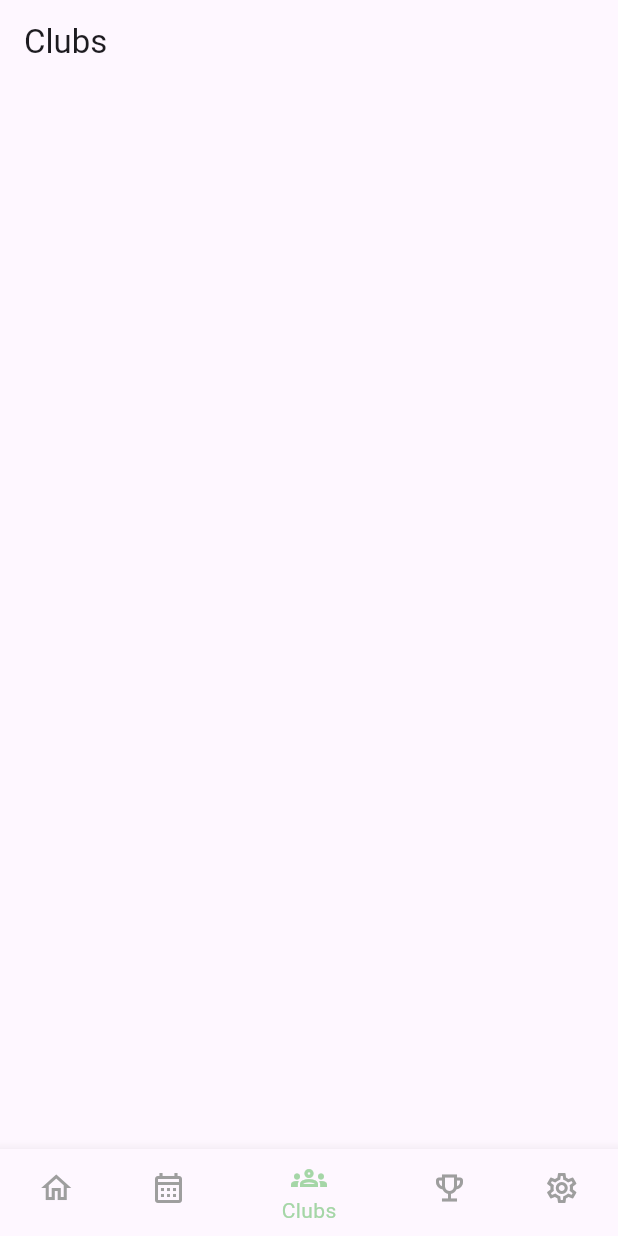
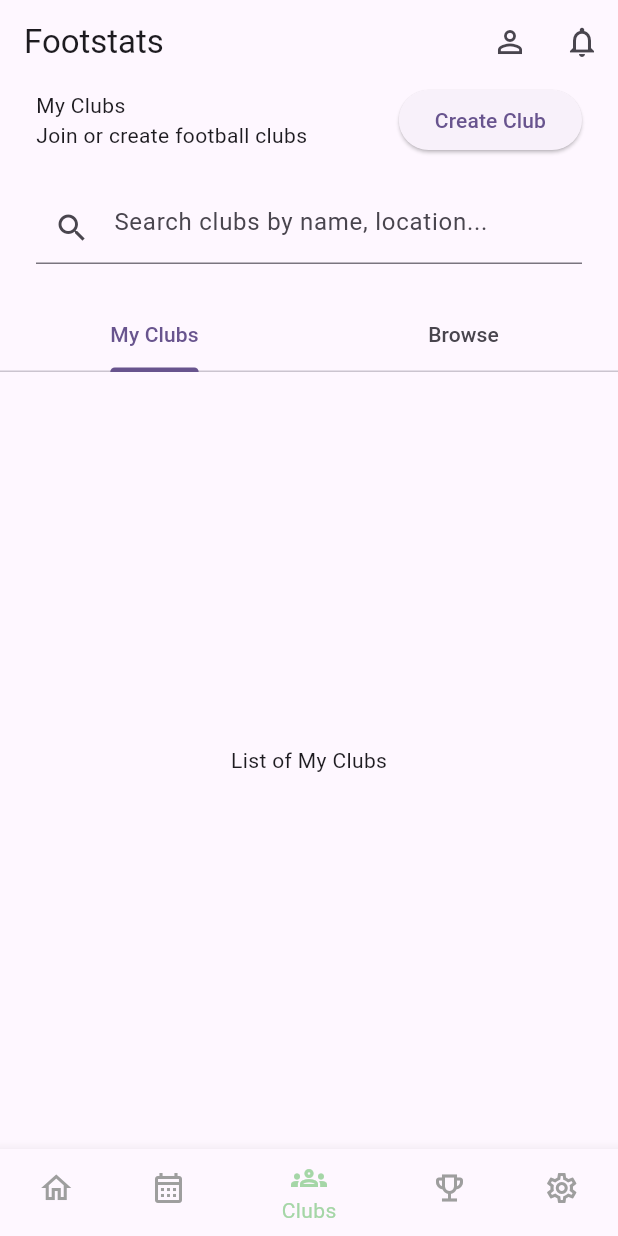
Before and after one commit to RakshakSigdel/Footstats, a Flutter app: the ClubsScreen screen opened by its route, on a phone screen of 412 x 824 dp. Run offline on Flutter 3.47's test engine with Material 3 defaults, Android fonts, the phone set to English and light mode, and no system bars; our stand-ins replace flutter_secure_storage, go_router; accounts and stored records are empty.

Commit message:
Flutter: Default Tab Controller used to switch between My clubs and browse clubs

```diff
--- /dev/null
+++ b/frontend_flutter/lib/presentation/pages/club/screens/browse_clubs_screen.dart
@@ -0,0 +1,10 @@
+import 'package:flutter/material.dart';
+
+class BrowseClubsScreen extends StatelessWidget {
+  const BrowseClubsScreen({super.key});
+
+  @override
+  Widget build(BuildContext context) {
+    return const Center(child: Text("List of browse clubs"));
+  }
+}
--- a/frontend_flutter/lib/presentation/pages/club/screens/clubs_screen.dart
+++ b/frontend_flutter/lib/presentation/pages/club/screens/clubs_screen.dart
@@ -1,10 +1,32 @@
 import 'package:flutter/material.dart';
+import 'package:frontend_flutter/core/widgets/app_top_bar.dart';
+import 'package:frontend_flutter/presentation/pages/club/screens/browse_clubs_screen.dart';
+import 'package:frontend_flutter/presentation/pages/club/screens/my_clubs_screen.dart';
+import 'package:frontend_flutter/presentation/pages/club/widgets/club_screen_header.dart';
+import 'package:frontend_flutter/presentation/pages/club/widgets/club_tab_bar.dart';
 
 class ClubsScreen extends StatelessWidget {
   const ClubsScreen({super.key});
 
   @override
   Widget build(BuildContext context) {
-    return Scaffold(appBar: AppBar(title: Text("Clubs")));
+    return DefaultTabController(
+      length: 2,
+      child: Scaffold(
+        appBar: AppTopBar(),
+        body: Column(
+          children: [
+            //Text("Top Part"),
+            ClubScreenHeader(),
+            ClubTabBar(),
+            Expanded(
+              child: TabBarView(
+                children: [MyClubsScreen(), BrowseClubsScreen()],
+              ),
+            ),
+          ],
+        ),
+      ),
+    );
   }
 }
--- /dev/null
+++ b/frontend_flutter/lib/presentation/pages/club/screens/my_clubs_screen.dart
@@ -0,0 +1,10 @@
+import 'package:flutter/material.dart';
+
+class MyClubsScreen extends StatelessWidget {
+  const MyClubsScreen({super.key});
+
+  @override
+  Widget build(BuildContext context) {
+    return const Center(child: Text("List of My Clubs"));
+  }
+}
--- /dev/null
+++ b/frontend_flutter/lib/presentation/pages/club/widgets/club_screen_header.dart
@@ -0,0 +1,44 @@
+//Used in clubs_screen.dart
+//My clubs                          Create Club Button
+//Join or create football clubs
+//Search Bar
+import 'package:flutter/material.dart';
+
+class ClubScreenHeader extends StatelessWidget {
+  const ClubScreenHeader({super.key});
+
+  @override
+  Widget build(BuildContext context) {
+    return Container(
+      padding: const EdgeInsets.only(left: 24, right: 24, bottom: 24),
+      child: Column(
+        children: [
+          Row(
+            children: [
+              Expanded(
+                child: Column(
+                  crossAxisAlignment: CrossAxisAlignment.start,
+                  children: [
+                    Text("My Clubs"),
+                    Text("Join or create football clubs"),
+                  ],
+                ),
+              ),
+              ElevatedButton(onPressed: () {}, child: Text("Create Club")),
+            ],
+          ),
+          SizedBox(height: 24),
+          SizedBox(
+            width: 450,
+            child: TextField(
+              decoration: InputDecoration(
+                prefixIcon: Icon(Icons.search),
+                hintText: "Search clubs by name, location...",
+              ),
+            ),
+          ),
+        ],
+      ),
+    );
+  }
+}
--- /dev/null
+++ b/frontend_flutter/lib/presentation/pages/club/widgets/club_tab_bar.dart
@@ -0,0 +1,19 @@
+import 'package:flutter/material.dart';
+
+class ClubTabBar extends StatelessWidget implements PreferredSizeWidget {
+  const ClubTabBar({super.key});
+  @override
+  Widget build(BuildContext context) {
+    return Container(
+      child: TabBar(
+        tabs: const [
+          Tab(text: 'My Clubs'),
+          Tab(text: 'Browse'),
+        ],
+      ),
+    );
+  }
+
+  @override
+  Size get preferredSize => const Size.fromHeight(56);
+}
```
